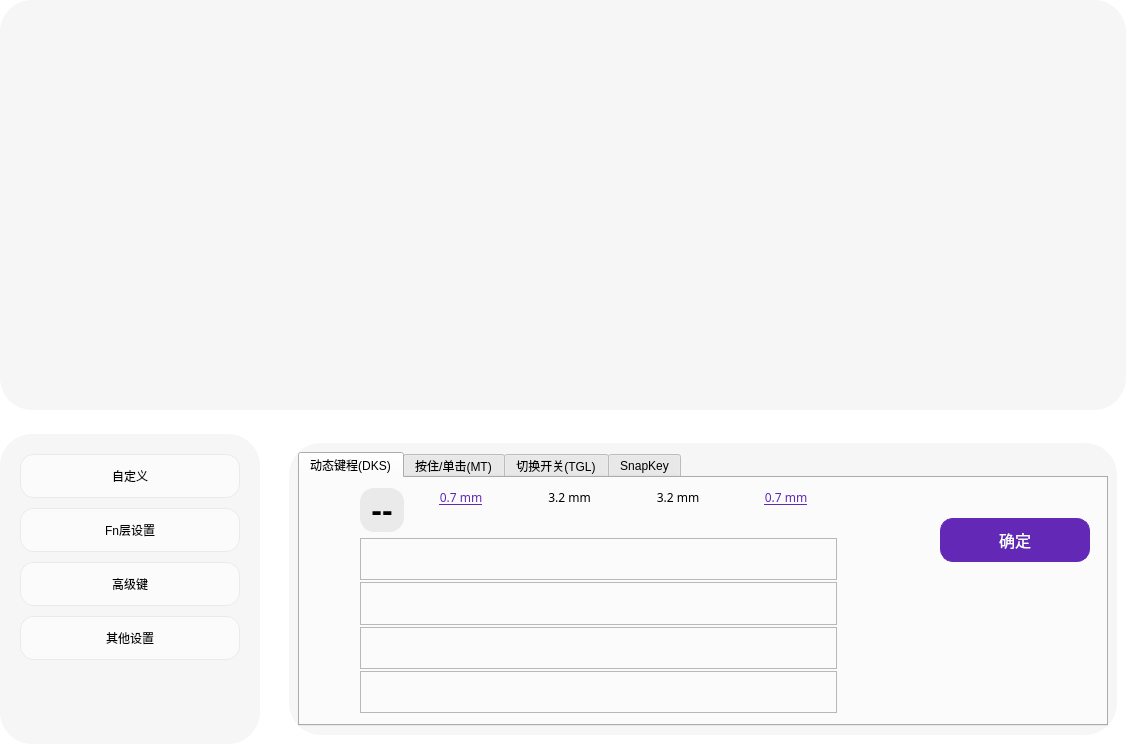
Old version of the form FrameKeySetting.ui in the repository wlffeng2008/AkkoStudio.
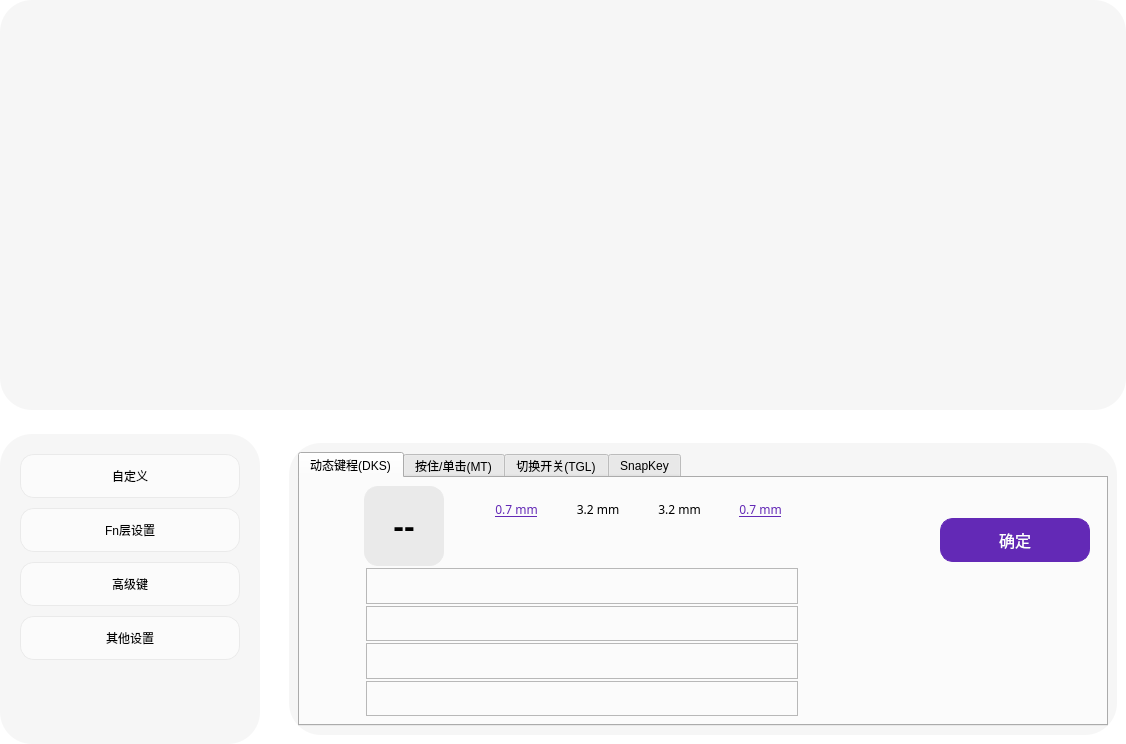
New version of the form. The open tabs and pages were chosen to show the change. Icons and pictures are not drawn. Custom widgets are drawn as their Qt base class.

Diff of the .ui file:
```diff
--- a/FrameKeySetting.ui
+++ b/FrameKeySetting.ui
@@ -381,47 +381,70 @@
                      <string>确定</string>
                     </property>
                    </widget>
-                   <widget class="QWidget" name="">
+                   <widget class="QWidget" name="layoutWidget">
                     <property name="geometry">
                      <rect>
-                      <x>60</x>
-                      <y>10</y>
-                      <width>477</width>
-                      <height>225</height>
+                      <x>66</x>
+                      <y>90</y>
+                      <width>432</width>
+                      <height>148</height>
                      </rect>
                     </property>
-                    <layout class="QVBoxLayout" name="verticalLayout_13" stretch="0,1">
+                    <layout class="QVBoxLayout" name="verticalLayout_7">
+                     <property name="spacing">
+                      <number>2</number>
+                     </property>
                      <item>
-                      <layout class="QHBoxLayout" name="horizontalLayout_8" stretch="0,1">
-                       <item>
-                        <widget class="QPushButton" name="pushButton_DKS">
-                         <property name="enabled">
-                          <bool>false</bool>
-                         </property>
-                         <property name="minimumSize">
-                          <size>
-                           <width>80</width>
-                           <height>80</height>
-                          </size>
-                         </property>
-                         <property name="maximumSize">
-                          <size>
-                           <width>80</width>
-                           <height>80</height>
-                          </size>
-                         </property>
-                         <property name="font">
-                          <font>
-                           <pointsize>24</pointsize>
-                           <bold>true</bold>
-                          </font>
-                         </property>
-                         <property name="text">
-                          <string notr="true">--</string>
-                         </property>
+                      <widget class="ModuleDKSItem" name="frameDKS1">
+                       <property name="frameShape">
+                        <enum>QFrame::Shape::StyledPanel</enum>
+                       </property>
+                       <property name="frameShadow">
+                        <enum>QFrame::Shadow::Raised</enum>
+                       </property>
+                      </widget>
+                     </item>
+                     <item>
+                      <widget class="ModuleDKSItem" name="frameDKS2">
+                       <property name="frameShape">
+                        <enum>QFrame::Shape::StyledPanel</enum>
+                       </property>
+                       <property name="frameShadow">
+                        <enum>QFrame::Shadow::Raised</enum>
+                       </property>
+                      </widget>
+                     </item>
+                     <item>
+                      <widget class="ModuleDKSItem" name="frameDKS3">
+                       <property name="frameShape">
+                        <enum>QFrame::Shape::StyledPanel</enum>
+                       </property>
+                       <property name="frameShadow">
+                        <enum>QFrame::Shadow::Raised</enum>
+                       </property>
                         </widget>
                        </item>
                        <item>
+                      <widget class="ModuleDKSItem" name="frameDKS4">
+                       <property name="frameShape">
+                        <enum>QFrame::Shape::StyledPanel</enum>
+                       </property>
+                       <property name="frameShadow">
+                        <enum>QFrame::Shadow::Raised</enum>
+                       </property>
+                      </widget>
+                     </item>
+                    </layout>
+                   </widget>
+                   <widget class="QWidget" name="layoutWidget">
+                    <property name="geometry">
+                     <rect>
+                      <x>179</x>
+                      <y>18</y>
+                      <width>319</width>
+                      <height>58</height>
+                     </rect>
+                    </property>
                         <layout class="QGridLayout" name="gridLayout">
                          <item row="0" column="0">
                           <widget class="QLabel" name="labelPress1">
@@ -576,57 +599,40 @@
                           </widget>
                          </item>
                         </layout>
-                       </item>
-                      </layout>
-                     </item>
-                     <item>
-                      <layout class="QVBoxLayout" name="verticalLayout_7">
-                       <property name="spacing">
-                        <number>2</number>
-                       </property>
-                       <item>
-                        <widget class="ModuleDKSItem" name="frameDKS1">
-                         <property name="frameShape">
-                          <enum>QFrame::Shape::StyledPanel</enum>
-                         </property>
-                         <property name="frameShadow">
-                          <enum>QFrame::Shadow::Raised</enum>
-                         </property>
-                        </widget>
-                       </item>
-                       <item>
-                        <widget class="ModuleDKSItem" name="frameDKS2">
-                         <property name="frameShape">
-                          <enum>QFrame::Shape::StyledPanel</enum>
-                         </property>
-                         <property name="frameShadow">
-                          <enum>QFrame::Shadow::Raised</enum>
-                         </property>
-                        </widget>
-                       </item>
-                       <item>
-                        <widget class="ModuleDKSItem" name="frameDKS3">
-                         <property name="frameShape">
-                          <enum>QFrame::Shape::StyledPanel</enum>
-                         </property>
-                         <property name="frameShadow">
-                          <enum>QFrame::Shadow::Raised</enum>
-                         </property>
-                        </widget>
-                       </item>
-                       <item>
-                        <widget class="ModuleDKSItem" name="frameDKS4">
-                         <property name="frameShape">
-                          <enum>QFrame::Shape::StyledPanel</enum>
-                         </property>
-                         <property name="frameShadow">
-                          <enum>QFrame::Shadow::Raised</enum>
-                         </property>
-                        </widget>
-                       </item>
-                      </layout>
-                     </item>
-                    </layout>
+                   </widget>
+                   <widget class="QPushButton" name="pushButton_DKS">
+                    <property name="enabled">
+                     <bool>false</bool>
+                    </property>
+                    <property name="geometry">
+                     <rect>
+                      <x>64</x>
+                      <y>8</y>
+                      <width>80</width>
+                      <height>80</height>
+                     </rect>
+                    </property>
+                    <property name="minimumSize">
+                     <size>
+                      <width>44</width>
+                      <height>44</height>
+                     </size>
+                    </property>
+                    <property name="maximumSize">
+                     <size>
+                      <width>444</width>
+                      <height>80</height>
+                     </size>
+                    </property>
+                    <property name="font">
+                     <font>
+                      <pointsize>24</pointsize>
+                      <bold>true</bold>
+                     </font>
+                    </property>
+                    <property name="text">
+                     <string notr="true">--</string>
+                    </property>
                    </widget>
                   </widget>
                   <widget class="QWidget" name="tab22">
@@ -1700,18 +1706,18 @@
   </layout>
  </widget>
  <customwidgets>
+  <customwidget>
+   <class>ModuleKeyboard</class>
+   <extends>QFrame</extends>
+   <header>modulekeyboard.h</header>
+   <container>1</container>
+  </customwidget>
   <customwidget>
    <class>NewTabWidget</class>
    <extends>QTabWidget</extends>
    <header location="global">newtabwidget.h</header>
    <container>1</container>
   </customwidget>
-  <customwidget>
-   <class>ModuleKeyboard</class>
-   <extends>QFrame</extends>
-   <header>modulekeyboard.h</header>
-   <container>1</container>
-  </customwidget>
   <customwidget>
    <class>ModuleScrollValue</class>
    <extends>QFrame</extends>
```
Left out of the diff: 60 changed lines with no effect on the pictures. Lines whose indentation alone changed are shown as unchanged.
